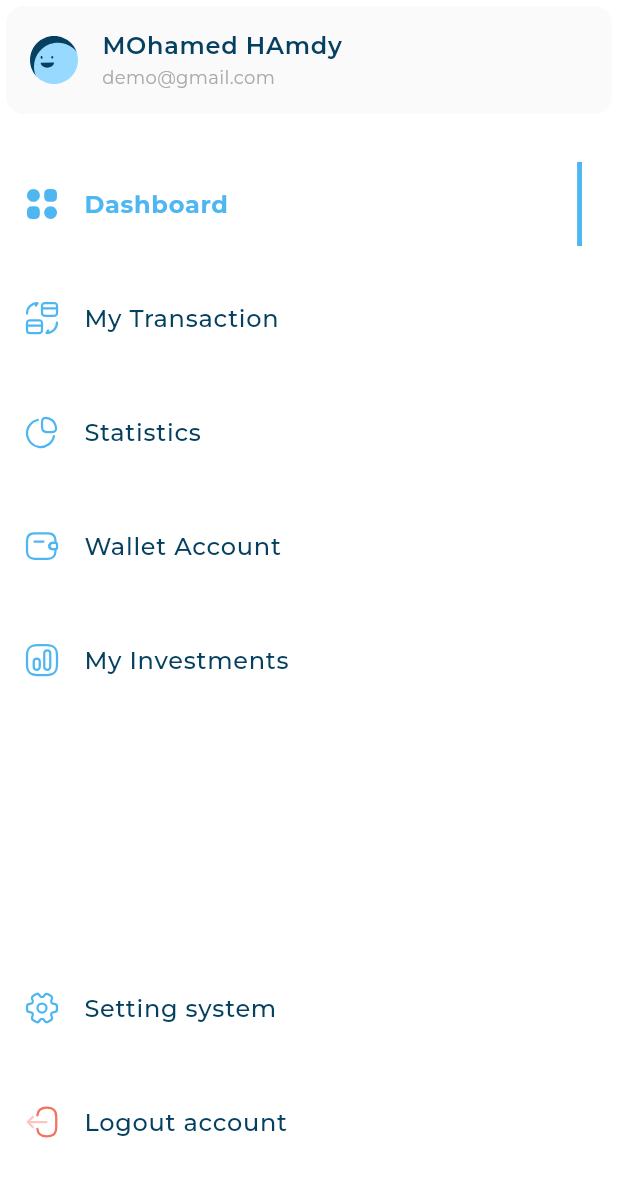
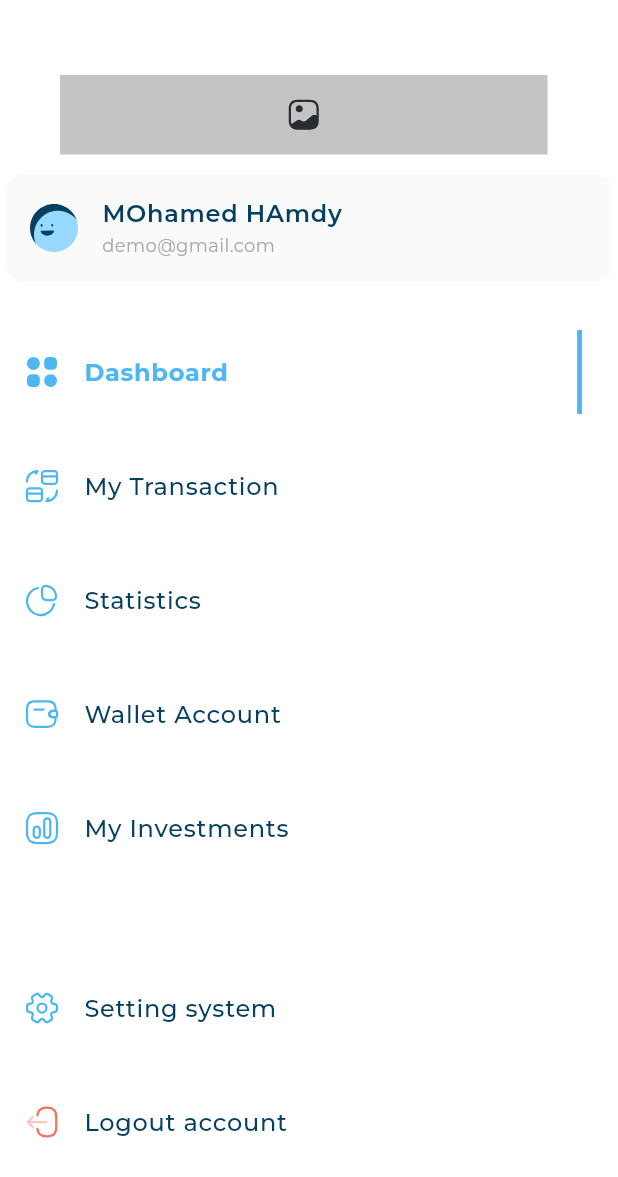
Before and after one commit to moohamed154/responsive_dashboard, a Flutter app: the CustomDrawer widget shown alone on an empty page, opened directly, on a phone screen of 412 x 824 dp. Shown: the top 1177 px of the screen. Run offline on Flutter 3.47's test engine with Material 3 defaults, Android fonts, the phone set to English and light mode, and no system bars; our stand-ins replace flutter_svg; project files that could hold a hidden picture were left out.

Commit message:
add container to custom drawer and create all expenses

```diff
--- a/lib/widgets/custom_drawer.dart
+++ b/lib/widgets/custom_drawer.dart
@@ -1,4 +1,5 @@
 import 'package:flutter/material.dart';
+import 'package:flutter_svg/svg.dart';
 import 'package:responsive_dash_board/models/drawer_item_model.dart';
 import 'package:responsive_dash_board/utils/app_images.dart';
 import 'package:responsive_dash_board/widgets/active_and_inactive_item.dart';
@@ -11,23 +12,37 @@ class CustomDrawer extends StatelessWidget {
   @override
   Widget build(BuildContext context) {
     return Container(
-      color: Colors.white,
-      child: const CustomScrollView(
+      color: const Color(0xFFFFFFFF),
+      child: CustomScrollView(
         slivers: [
           SliverToBoxAdapter(
+            child: Padding(
+              padding: const EdgeInsets.only(
+                  left: 40, top: 50, right: 47, bottom: 9),
+              child: Container(
+                color: const Color(0xFFC4C4C4),
+                width: 193,
+                height: 53,
+                child: Center(
+                  child: SvgPicture.asset(Assets.imagesGallery),
+                ),
+              ),
+            ),
+          ),
+          const SliverToBoxAdapter(
             child: UserInfoListTile(
               image: Assets.imagesAvatar3,
               title: 'MOhamed HAmdy',
               subtitle: 'demo@gmail.com',
             ),
           ),
-          SliverToBoxAdapter(
+          const SliverToBoxAdapter(
             child: SizedBox(
               height: 8,
             ),
           ),
-          DrawerItemsListView(),
-          SliverFillRemaining(
+          const DrawerItemsListView(),
+          const SliverFillRemaining(
             hasScrollBody: false,
             child: Column(
               children: [
```
Also changed, not shown: lib/views/dashboard_view.dart (+5 -2 lines), lib/widgets/all_expenses.dart (added, +10 -0 lines), lib/widgets/dashboard_desktop_layout.dart (+14 -0 lines), 1 other file.
